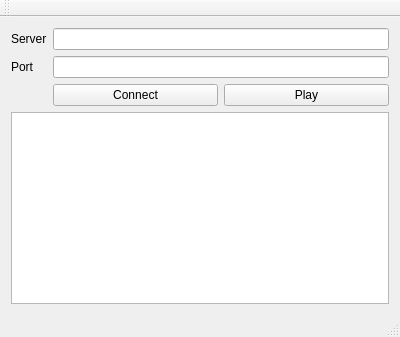
This is MultiplayerMusic-client/mainwindow.ui in Islandstone/multiplayermuisc as Qt 5 draws it before an edit. The edited form follows.
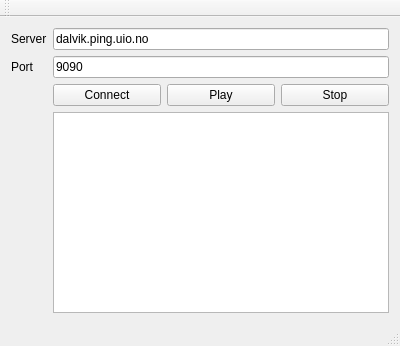
This is the edited form.

Commit message: Updated UI and changed networking a bit

What changed in the file:
```diff
--- a/MultiplayerMusic-client/mainwindow.ui
+++ b/MultiplayerMusic-client/mainwindow.ui
@@ -7,7 +7,7 @@
     <x>0</x>
     <y>0</y>
     <width>400</width>
-    <height>300</height>
+    <height>346</height>
    </rect>
   </property>
   <property name="windowTitle">
@@ -34,7 +34,11 @@
        </widget>
       </item>
       <item row="0" column="1">
-       <widget class="QLineEdit" name="serverEdit"/>
+       <widget class="QLineEdit" name="serverEdit">
+        <property name="text">
+         <string>dalvik.ping.uio.no</string>
+        </property>
+       </widget>
       </item>
       <item row="1" column="0">
        <widget class="QLabel" name="label_2">
@@ -44,7 +48,11 @@
        </widget>
       </item>
       <item row="1" column="1">
-       <widget class="QLineEdit" name="portEdit"/>
+       <widget class="QLineEdit" name="portEdit">
+        <property name="text">
+         <string>9090</string>
+        </property>
+       </widget>
       </item>
       <item row="2" column="1">
        <layout class="QHBoxLayout" name="horizontalLayout">
@@ -62,13 +70,20 @@
           </property>
          </widget>
         </item>
+        <item>
+         <widget class="QPushButton" name="stopButton">
+          <property name="text">
+           <string>Stop</string>
+          </property>
+         </widget>
+        </item>
        </layout>
       </item>
+      <item row="3" column="1">
+       <widget class="QTextEdit" name="textEdit"/>
+      </item>
      </layout>
     </item>
-    <item>
-     <widget class="QTextEdit" name="textEdit"/>
-    </item>
    </layout>
   </widget>
   <widget class="QMenuBar" name="menuBar">
```
Left out of the diff: 6 changed lines with no effect on the pictures. The commit also changes 4 other files.
